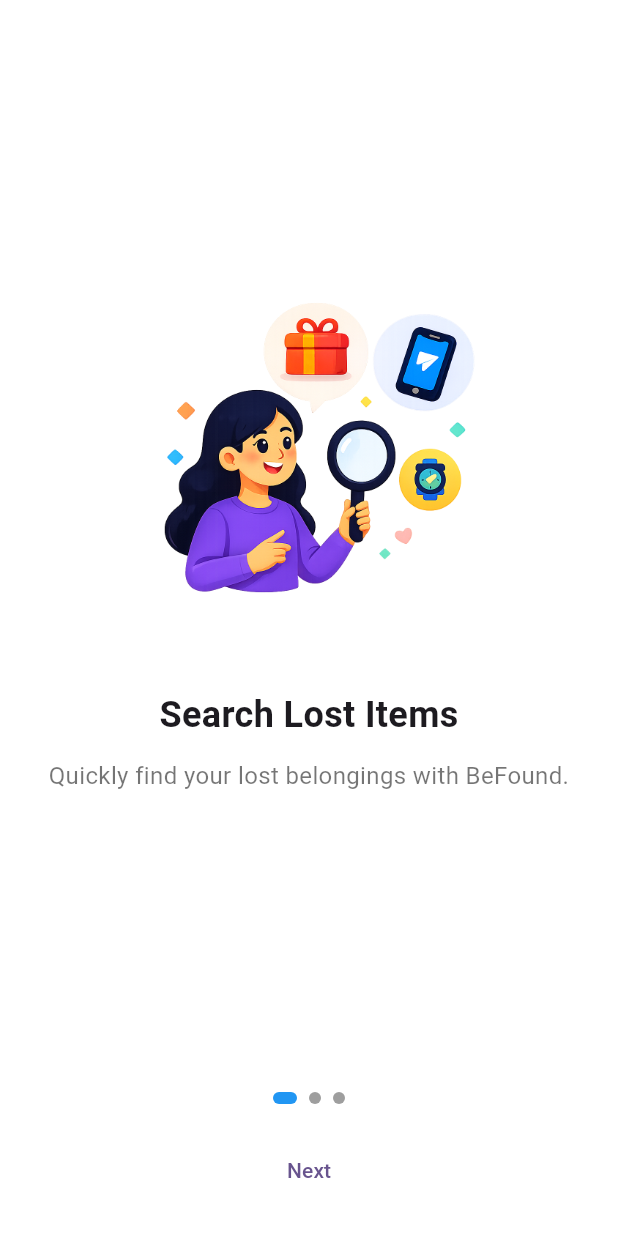
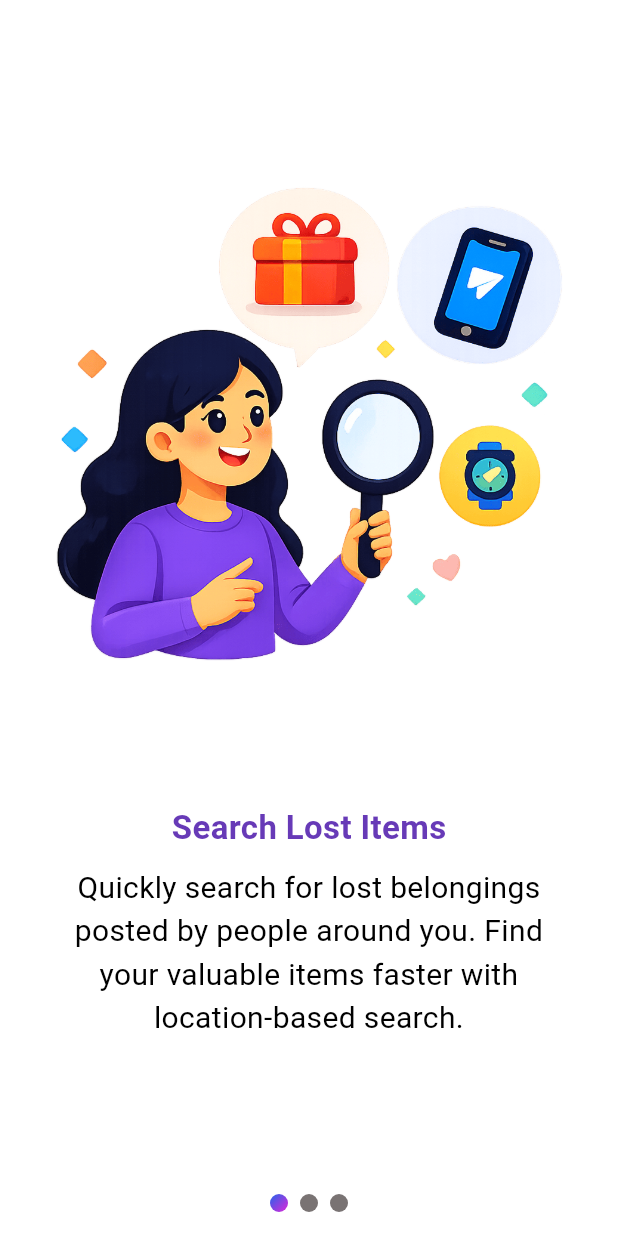
Before and after one commit to Visalstephenraj/BeFound-App, a Flutter app: the OnboardingScreen screen opened directly, on a phone screen of 412 x 824 dp. Run offline on Flutter 3.47's test engine with Material 3 defaults, Android fonts, the light colour scheme and no system bars; our stand-ins replace flutter_bloc.

Commit message:
Add finishing onboarding screens

```diff
--- a/befound_app/lib/main.dart
+++ b/befound_app/lib/main.dart
@@ -1,5 +1,5 @@
 import 'package:flutter/material.dart';
-import 'ui/onboarding/onboarding_screen_one.dart'; // ✅ import onboarding screen
+import 'ui/onboarding/onboarding_screen.dart'; // import your onboarding screen
 
 void main() {
   runApp(const BeFoundApp());
@@ -19,7 +19,7 @@ class BeFoundApp extends StatelessWidget {
         colorScheme: ColorScheme.fromSeed(seedColor: Colors.deepPurple),
       ),
       // ✅ Start directly with OnboardingScreenOne
-      home: const OnboardingScreenOne(),
+      home: const OnboardingScreen(),
     );
   }
 }
--- a/befound_app/lib/ui/onboarding/onboarding_screen.dart
+++ b/befound_app/lib/ui/onboarding/onboarding_screen.dart
@@ -1,65 +1,60 @@
 import 'package:flutter/material.dart';
-import 'package:flutter_bloc/flutter_bloc.dart';
-import '../../bloc/onboarding/onboarding_bloc.dart';
-import '../../bloc/onboarding/onboarding_event.dart';
-import '../../bloc/onboarding/onboarding_state.dart';
 import 'onboarding_screen_one.dart';
 import 'onboarding_screen_two.dart';
 import 'onboarding_screen_three.dart';
-import 'widgets/page_indicator.dart';
 
-class OnboardingScreen extends StatelessWidget {
+class OnboardingScreen extends StatefulWidget {
   const OnboardingScreen({super.key});
 
   @override
+  State<OnboardingScreen> createState() => _OnboardingScreenState();
+}
+
+class _OnboardingScreenState extends State<OnboardingScreen> {
+  final PageController _controller = PageController();
+  int _currentPage = 0;
+
+  @override
   Widget build(BuildContext context) {
-    return BlocProvider(
-      create: (_) => OnboardingBloc(),
-      child: BlocBuilder<OnboardingBloc, OnboardingState>(
-        builder: (context, state) {
-          final pages = const [
+    return Scaffold(
+      body: PageView(
+        controller: _controller,
+        onPageChanged: (index) {
+          setState(() => _currentPage = index);
+        },
+        children: const [
           OnboardingScreenOne(),
           OnboardingScreenTwo(),
           OnboardingScreenThree(),
-          ];
-
-          return Scaffold(
-            body: SafeArea(
-              child: Column(
-                children: [
-                  Expanded(child: pages[state.currentPage]),
-                  const SizedBox(height: 20),
-                  PageIndicator(currentIndex: state.currentPage, total: 3),
-                  const SizedBox(height: 20),
-                  Row(
-                    mainAxisAlignment: MainAxisAlignment.spaceAround,
-                    children: [
-                      if (state.currentPage > 0)
-                        TextButton(
-                          onPressed: () {
-                            context.read<OnboardingBloc>().add(PreviousPage());
-                          },
-                          child: const Text("Back"),
-                        ),
-                      TextButton(
-                        onPressed: () {
-                          context.read<OnboardingBloc>().add(
-                            state.currentPage == 2 ? CompleteOnboarding() : NextPage(),
-                          );
-                          if (state.currentPage == 2) {
-                            Navigator.pushReplacementNamed(context, '/home');
-                          }
-                        },
-                        child: Text(state.currentPage == 2 ? "Finish" : "Next"),
-                      ),
         ],
       ),
-                  const SizedBox(height: 20),
+      bottomNavigationBar: Padding(
+        padding: const EdgeInsets.all(16),
+        child: Row(
+          mainAxisAlignment: MainAxisAlignment.center,
+          children: List.generate(3, (index) {
+            bool isActive = _currentPage == index;
+            return Container(
+              margin: const EdgeInsets.symmetric(horizontal: 4),
+              width: 12,
+              height: 12,
+              decoration: BoxDecoration(
+                shape: BoxShape.circle,
+                gradient: isActive
+                    ? const LinearGradient(
+                        colors: [
+                          Color(0xFF2563EB), // Blue shade (logo colour)
+                          Color.fromARGB(255, 223, 39, 217), // Green shade (logo colour)
                         ],
-              ),
+                        begin: Alignment.topLeft,
+                        end: Alignment.bottomRight,
+                      )
+                    : null,
+                color: isActive ? null : const Color.fromARGB(255, 121, 115, 115), // fallback for inactive
               ),
             );
-        },
+          }),
+        ),
       ),
     );
   }
--- a/befound_app/lib/ui/onboarding/onboarding_screen_one.dart
+++ b/befound_app/lib/ui/onboarding/onboarding_screen_one.dart
@@ -7,9 +7,14 @@ class OnboardingScreenOne extends StatelessWidget {
   @override
   Widget build(BuildContext context) {
     return OnboardingBody(
-      image: Image.asset('assets/images/onboarding_1.png', height: 250),
+      image: Image.asset('assets/images/onboarding_1.png', height: 450),
       title: "Search Lost Items",
-      description: "Quickly find your lost belongings with BeFound.",
+      description: "Quickly search for lost belongings posted by people around you. Find your valuable items faster with location-based search.",
+      titleColor: Colors.deepPurple,
+      descriptionColor: Colors.black,
+      descriptionFontSize: 20,
+      titleFontSize: 22,
+      padding: const EdgeInsets.symmetric(horizontal: 32, vertical: 40), // ✅ custom padding
     );
   }
 }
--- a/befound_app/lib/ui/onboarding/onboarding_screen_three.dart
+++ b/befound_app/lib/ui/onboarding/onboarding_screen_three.dart
@@ -8,13 +8,17 @@ class OnboardingScreenThree extends StatelessWidget {
   @override
   Widget build(BuildContext context) {
     return OnboardingBody(
-      image: Image.asset('assets/images/onboarding_3.png', height: 250),
+      image: Image.asset('assets/images/onboarding_3.png', height: 450),
       title: "Get Back What You Lost",
-      description: "Connect with finders and reclaim your items.",
+      description: "Connect lost items with their owners through a simple, secure, and trusted community. Every post can make someone's day.",
+      titleColor: const Color.fromARGB(255, 223, 61, 139),            // custom colour for title
+      descriptionColor: Colors.black,      // custom colour for description
+      titleFontSize: 26,                   // custom font size for title
+      descriptionFontSize: 20,             // custom font size for description
       button: OnboardingButton(
         text: "Get Started",
         onPressed: () {
-          Navigator.pushReplacementNamed(context, '/home');
+          Navigator.pushReplacementNamed(context, '/login');
         },
       ),
     );
--- a/befound_app/lib/ui/onboarding/onboarding_screen_two.dart
+++ b/befound_app/lib/ui/onboarding/onboarding_screen_two.dart
@@ -7,9 +7,13 @@ class OnboardingScreenTwo extends StatelessWidget {
   @override
   Widget build(BuildContext context) {
     return OnboardingBody(
-      image: Image.asset('assets/images/onboarding_2.png', height: 250),
+      image: Image.asset('assets/images/onboarding_2.png', height: 450),
       title: "Report Found Items",
-      description: "Help others by reporting items you find.",
+      description: "Found something? Share the item details with a photo and location to help the rightful owner find it easily.",
+      titleColor: const Color.fromARGB(255, 74, 209, 207),             // custom colour for title
+      descriptionColor: Colors.grey[800]!, // custom colour for description
+      titleFontSize: 24,                   // custom font size for title
+      descriptionFontSize: 18,             // custom font size for description
     );
   }
 }
--- a/befound_app/lib/ui/onboarding/widgets/onboarding_body.dart
+++ b/befound_app/lib/ui/onboarding/widgets/onboarding_body.dart
@@ -4,6 +4,11 @@ class OnboardingBody extends StatelessWidget {
   final Widget image;
   final String title;
   final String description;
+  final Color titleColor;
+  final Color descriptionColor;
+  final double descriptionFontSize;
+  final double titleFontSize;
+  final EdgeInsetsGeometry padding;
   final Widget? button;
 
   const OnboardingBody({
@@ -11,32 +16,44 @@ class OnboardingBody extends StatelessWidget {
     required this.image,
     required this.title,
     required this.description,
+    this.titleColor = Colors.black,
+    this.descriptionColor = Colors.grey,
+    this.descriptionFontSize = 16,
+    this.titleFontSize = 22,
+    this.padding = const EdgeInsets.all(24), // ✅ default padding
     this.button,
   });
 
   @override
   Widget build(BuildContext context) {
-    return Column(
+    return Padding(
+      padding: padding,
+      child: Column(
         mainAxisAlignment: MainAxisAlignment.center,
         children: [
           image,
           const SizedBox(height: 30),
           Text(
             title,
-          style: const TextStyle(fontSize: 24, fontWeight: FontWeight.bold),
-          textAlign: TextAlign.center,
+            style: TextStyle(
+              fontSize: titleFontSize,
+              fontWeight: FontWeight.bold,
+              color: titleColor,
             ),
-        const SizedBox(height: 12),
+          ),
+          const SizedBox(height: 10),
           Text(
             description,
-          style: const TextStyle(fontSize: 16, color: Colors.black54),
             textAlign: TextAlign.center,
+            style: TextStyle(
+              fontSize: descriptionFontSize,
+              color: descriptionColor,
             ),
-        if (button != null) ...[
+          ),
           const SizedBox(height: 30),
-          button!,
-        ]
+          if (button != null) button!,
         ],
+      ),
     );
   }
 }
```
Also changed, not shown: befound_app/lib/ui/onboarding/widgets/onboarding_button.dart (+35 -8 lines), befound_app/assets/images/onboarding_1.png, befound_app/assets/images/onboarding_2.png, befound_app/assets/images/onboarding_3.png. Lines whose indentation alone changed are shown as unchanged.
